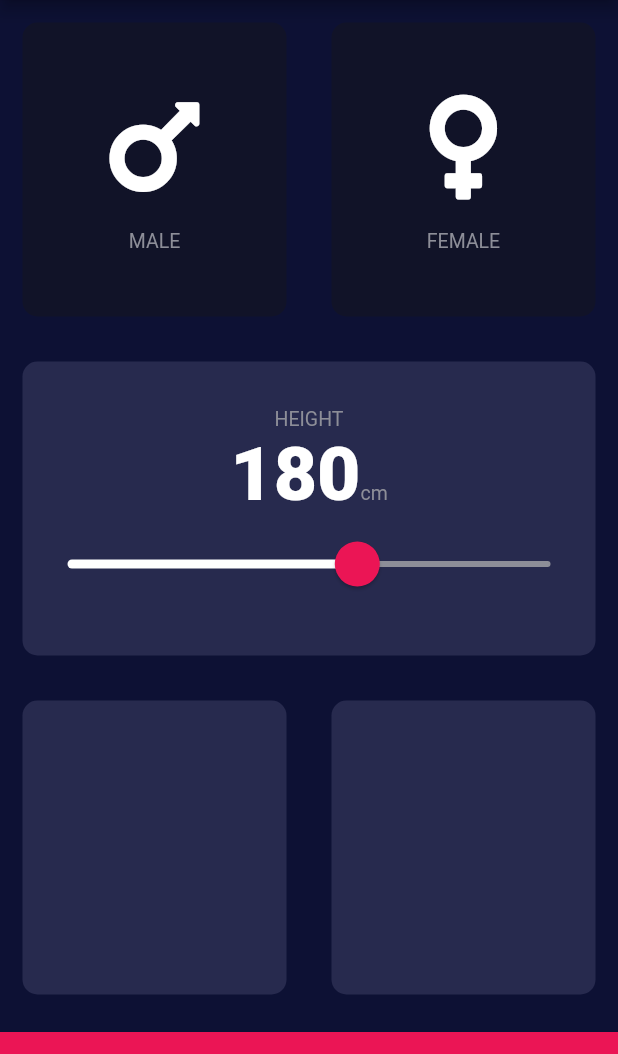
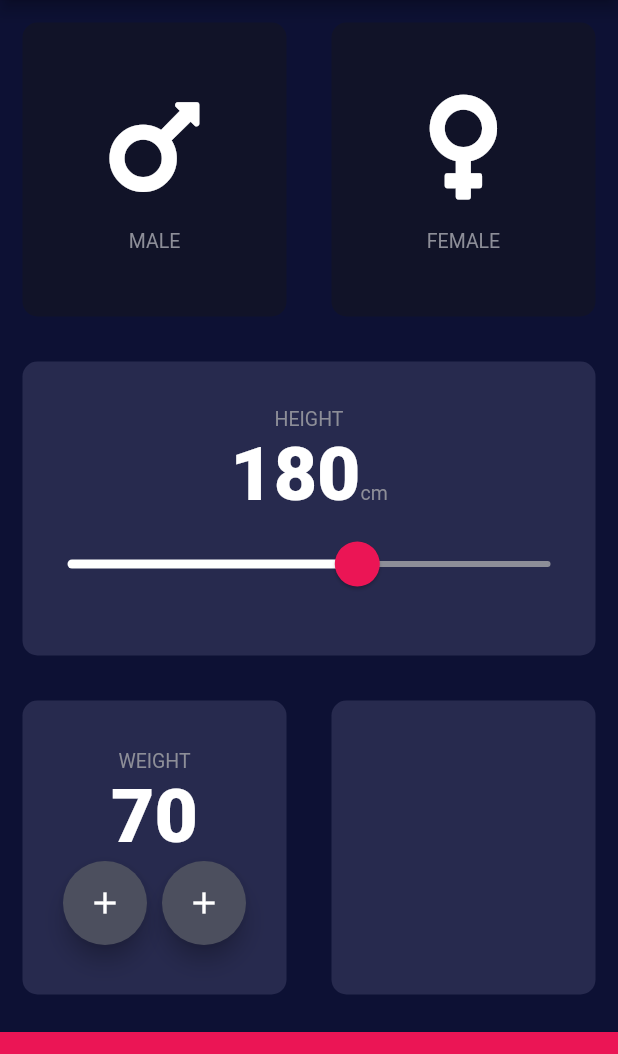
Before and after one commit to ThiagoFTelles/bmi-calculator, a Flutter app: the screen it shows after launch, on a phone screen of 412 x 824 dp, the part 84-1138 px from its top. Run offline on Flutter 3.47's test engine with Material 2 defaults, Android fonts, the phone set to English and light mode, and no system bars; our stand-ins replace font_awesome_flutter.

Commit message:
aula 12x

```diff
--- a/lib/imput_page.dart
+++ b/lib/imput_page.dart
@@ -18,6 +18,7 @@ class InputPage extends StatefulWidget {
 class _InputPageState extends State<InputPage> {
   Gender selectedGender;
   int height = 180;
+  int weight = 70;
 
   @override
   Widget build(BuildContext context) {
@@ -121,6 +122,41 @@ class _InputPageState extends State<InputPage> {
                 children: <Widget>[
                   Expanded(
                     child: ReusableCard(
+                      cardChild: Column(
+                        mainAxisAlignment: MainAxisAlignment.center,
+                        children: <Widget>[
+                          Text(
+                            'WEIGHT',
+                            style: kLabelTextStyle,
+                          ),
+                          Text(
+                            weight.toString(),
+                            style: kNumberTextStyle,
+                          ),
+                          Row(
+                            mainAxisAlignment: MainAxisAlignment.center,
+                            children: <Widget>[
+                              FloatingActionButton(
+                                backgroundColor: Color(0xFF4C4F5E),
+                                child: Icon(
+                                  Icons.add,
+                                  color: Colors.white,
+                                ),
+                              ),
+                              SizedBox(
+                                width: 10.0,
+                              ),
+                              FloatingActionButton(
+                                backgroundColor: Color(0xFF4C4F5E),
+                                child: Icon(
+                                  Icons.add,
+                                  color: Colors.white,
+                                ),
+                              ),
+                            ],
+                          ),
+                        ],
+                      ),
                       colour: kActiveCardColour,
                     ),
                   ),
```
Also changed, not shown: 4 other files.
